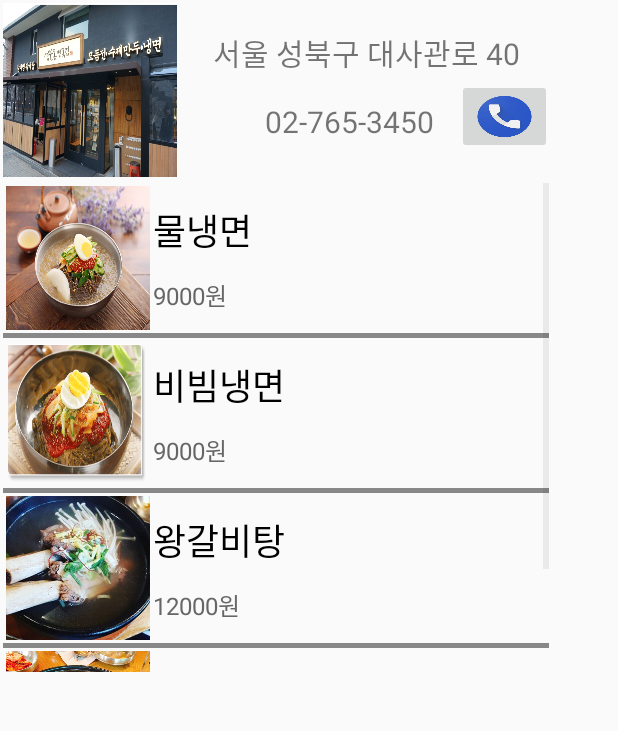
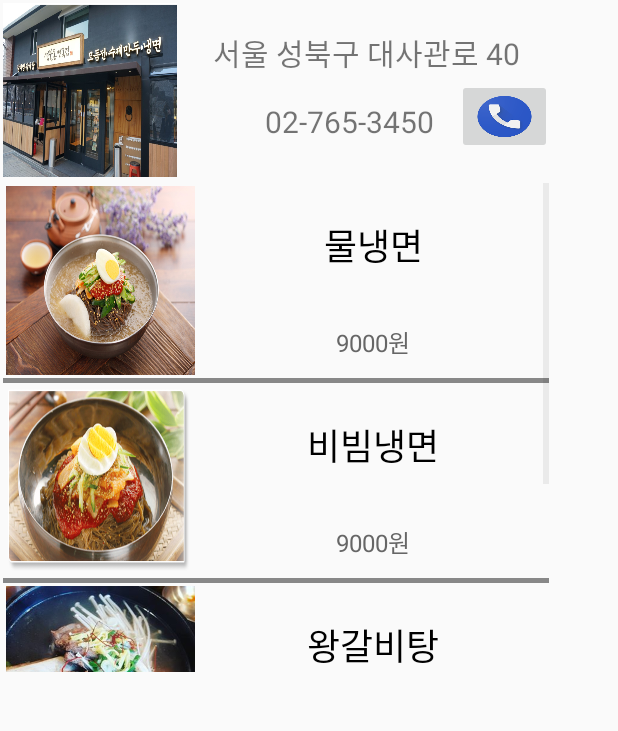
Before and after one commit to hi2845/Android, an Android app: the Restaurant screen opened directly, with no data from a screen before it, on a phone screen of 412 x 824 dp, the part 152-883 px from its top. Run offline under Robolectric (Android 15) with nearby library versions, the phone set to English and light mode, and no system bars.

Commit message:
맛집 액티비티 디자인 수정

```diff
--- a/app/src/main/res/layout/item.xml
+++ b/app/src/main/res/layout/item.xml
@@ -5,8 +5,8 @@
     android:layout_height="match_parent">
 
     <ImageView
-        android:layout_width="100dp"
-        android:layout_height="100dp"
+        android:layout_width="130dp"
+        android:layout_height="130dp"
         android:scaleType="fitXY"
         android:padding="2dp"
         android:id="@+id/imageView1" />
@@ -22,9 +22,9 @@
             android:layout_height="wrap_content"
             android:text="New Text"
             android:id="@+id/textView1"
+            android:gravity="center_vertical|center_horizontal"
             android:textSize="24dp"
             android:textColor="#000000"
-            android:gravity="center_vertical"
             android:layout_weight="2" />
 
         <TextView
@@ -32,6 +32,7 @@
             android:layout_height="wrap_content"
             android:text="New Text"
             android:id="@+id/textView2"
+            android:gravity="center_vertical|center_horizontal"
             android:textSize="16dp"
             android:textColor="#666666"
             android:layout_weight="1" />
```
